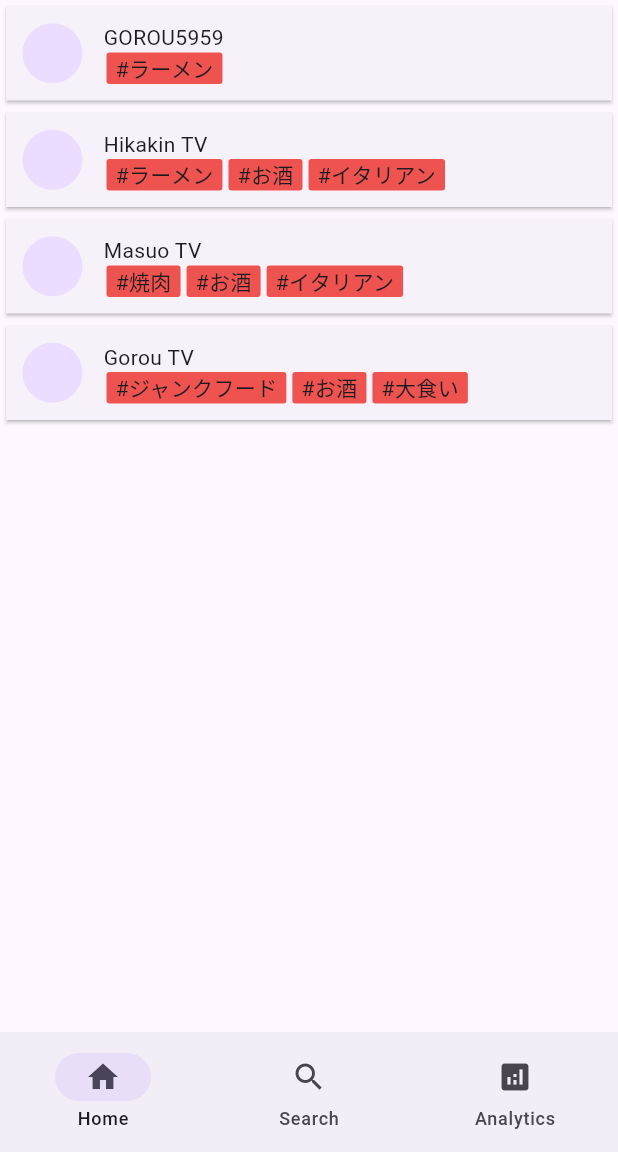
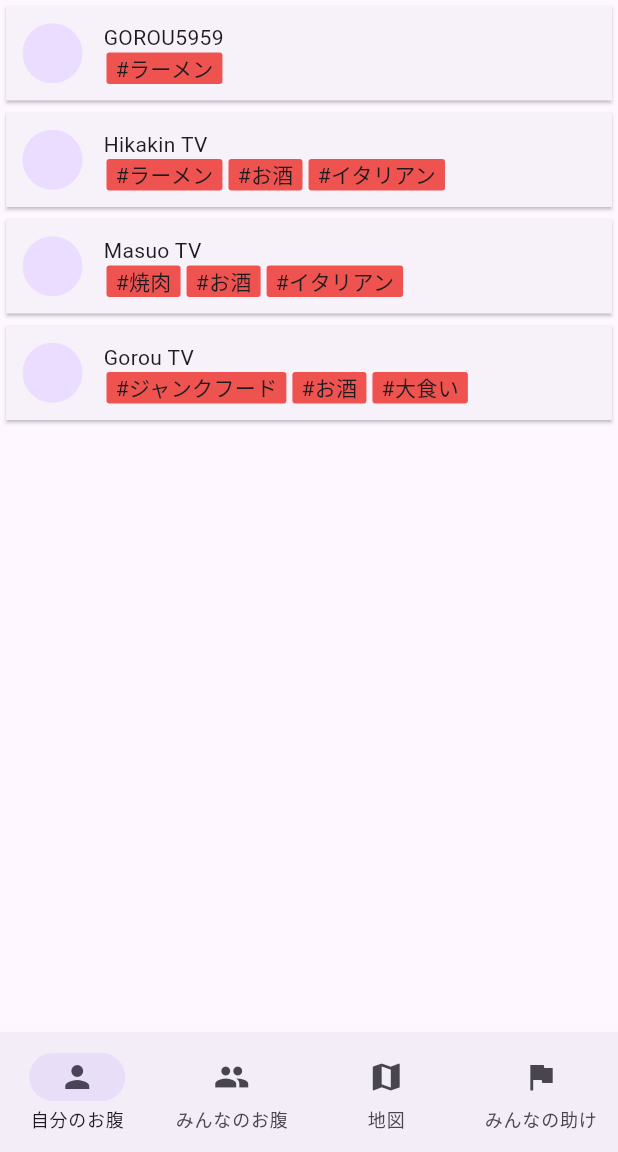
Before and after one commit to meshiiku/prototype_v1, a Flutter app: the screen it shows after launch, on a phone screen of 412 x 824 dp, the part 84-1236 px from its top. Run offline on Flutter 3.47's test engine with Material 3 defaults, Android fonts, the phone set to English and light mode, and no system bars; our stand-ins replace device_preview.

Commit message:
change: ナビゲーションバーを更新

```diff
--- a/lib/components/navigation_bar.dart
+++ b/lib/components/navigation_bar.dart
@@ -10,9 +10,10 @@ class CustomNavigationBar extends StatelessWidget {
   Widget build(BuildContext context) {
     return NavigationBar(
       destinations: const [
-        NavigationDestination(icon: Icon(Icons.home), label: "Home"),
-        NavigationDestination(icon: Icon(Icons.search), label: "Search"),
-        NavigationDestination(icon: Icon(Icons.analytics), label: "Analytics"),
+        NavigationDestination(icon: Icon(Icons.person), label: "自分のお腹"),
+        NavigationDestination(icon: Icon(Icons.people_sharp), label: "みんなのお腹"),
+        NavigationDestination(icon: Icon(Icons.map), label: "地図"),
+        NavigationDestination(icon: Icon(Icons.flag), label: "みんなの助け"),
       ],
     );
   }
```
